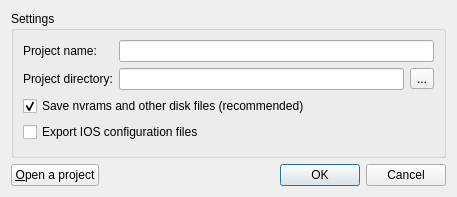
First picture: the form in src/GNS3/Ui/Form_NewProject.ui, repository GNS3/gns3-legacy, before the edit.
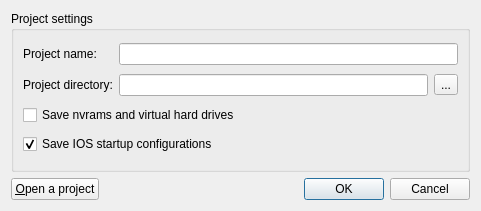
Second picture: the form after the edit. Icons and pictures are not drawn.

Patch:
```diff
--- a/src/GNS3/Ui/Form_NewProject.ui
+++ b/src/GNS3/Ui/Form_NewProject.ui
@@ -6,8 +6,8 @@
    <rect>
     <x>0</x>
     <y>0</y>
-    <width>457</width>
-    <height>197</height>
+    <width>481</width>
+    <height>211</height>
    </rect>
   </property>
   <property name="windowTitle">
@@ -17,28 +17,11 @@
    <iconset resource="../../../../gns3-artwork/svg_resources.qrc">
     <normaloff>:/images/logo_icon.png</normaloff>:/images/logo_icon.png</iconset>
   </property>
-  <layout class="QGridLayout">
-   <item row="1" column="0">
-    <widget class="QPushButton" name="pushButtonOpenProject">
-     <property name="text">
-      <string>&amp;Open a project</string>
-     </property>
-    </widget>
-   </item>
-   <item row="1" column="1">
-    <widget class="QDialogButtonBox" name="buttonBox">
-     <property name="orientation">
-      <enum>Qt::Horizontal</enum>
-     </property>
-     <property name="standardButtons">
-      <set>QDialogButtonBox::Cancel|QDialogButtonBox::Ok</set>
-     </property>
-    </widget>
-   </item>
-   <item row="0" column="0" colspan="2">
+  <layout class="QVBoxLayout" name="verticalLayout">
+   <item>
     <widget class="QGroupBox" name="groupBox">
      <property name="title">
-      <string>Settings</string>
+      <string>Project settings</string>
      </property>
      <layout class="QGridLayout" name="gridLayout">
       <item row="0" column="0">
@@ -78,23 +61,60 @@
       <item row="2" column="0" colspan="2">
        <widget class="QCheckBox" name="checkBox_WorkdirFiles">
         <property name="text">
-         <string>Save nvrams and other disk files (recommended)</string>
+         <string>Save nvrams and virtual hard drives</string>
         </property>
         <property name="checked">
-         <bool>true</bool>
+         <bool>false</bool>
         </property>
        </widget>
       </item>
       <item row="3" column="0" colspan="2">
        <widget class="QCheckBox" name="checkBox_ConfigFiles">
         <property name="text">
-         <string>Export IOS configuration files</string>
+         <string>Save IOS startup configurations</string>
+        </property>
+        <property name="checked">
+         <bool>true</bool>
         </property>
        </widget>
       </item>
      </layout>
     </widget>
    </item>
+   <item>
+    <layout class="QHBoxLayout" name="horizontalLayout">
+     <item>
+      <widget class="QPushButton" name="pushButtonOpenProject">
+       <property name="text">
+        <string>&amp;Open a project</string>
+       </property>
+      </widget>
+     </item>
+     <item>
+      <spacer name="horizontalSpacer">
+       <property name="orientation">
+        <enum>Qt::Horizontal</enum>
+       </property>
+       <property name="sizeHint" stdset="0">
+        <size>
+         <width>168</width>
+         <height>20</height>
+        </size>
+       </property>
+      </spacer>
+     </item>
+     <item>
+      <widget class="QDialogButtonBox" name="buttonBox">
+       <property name="orientation">
+        <enum>Qt::Horizontal</enum>
+       </property>
+       <property name="standardButtons">
+        <set>QDialogButtonBox::Cancel|QDialogButtonBox::Ok</set>
+       </property>
+      </widget>
+     </item>
+    </layout>
+   </item>
   </layout>
  </widget>
  <resources>
```
